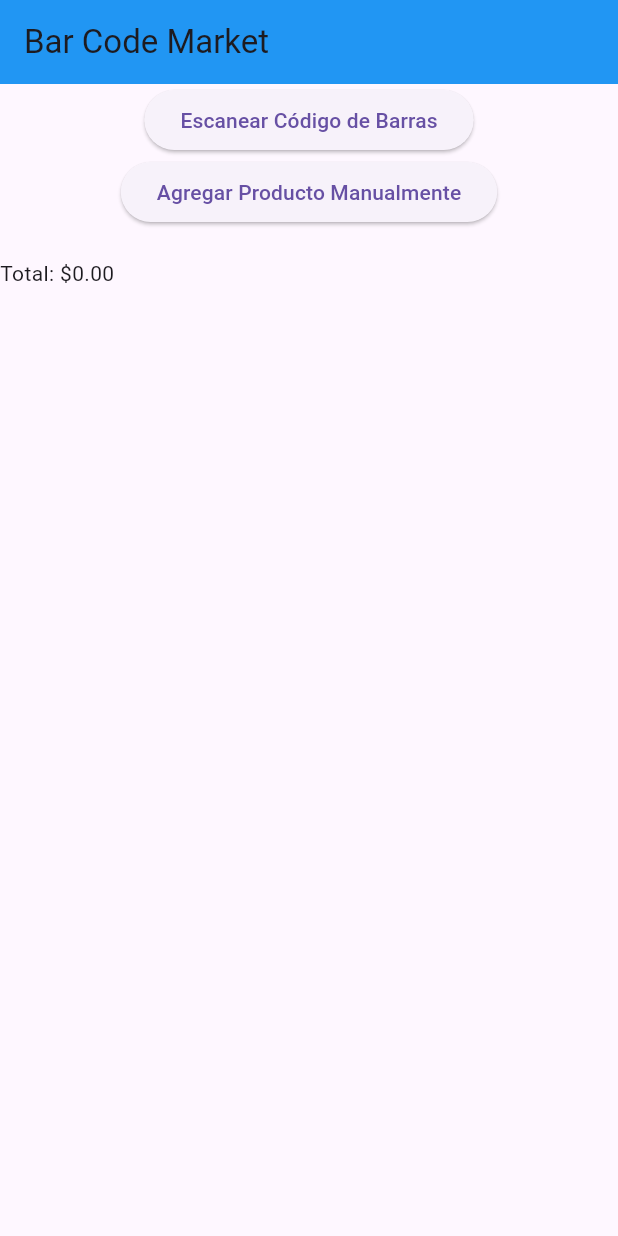
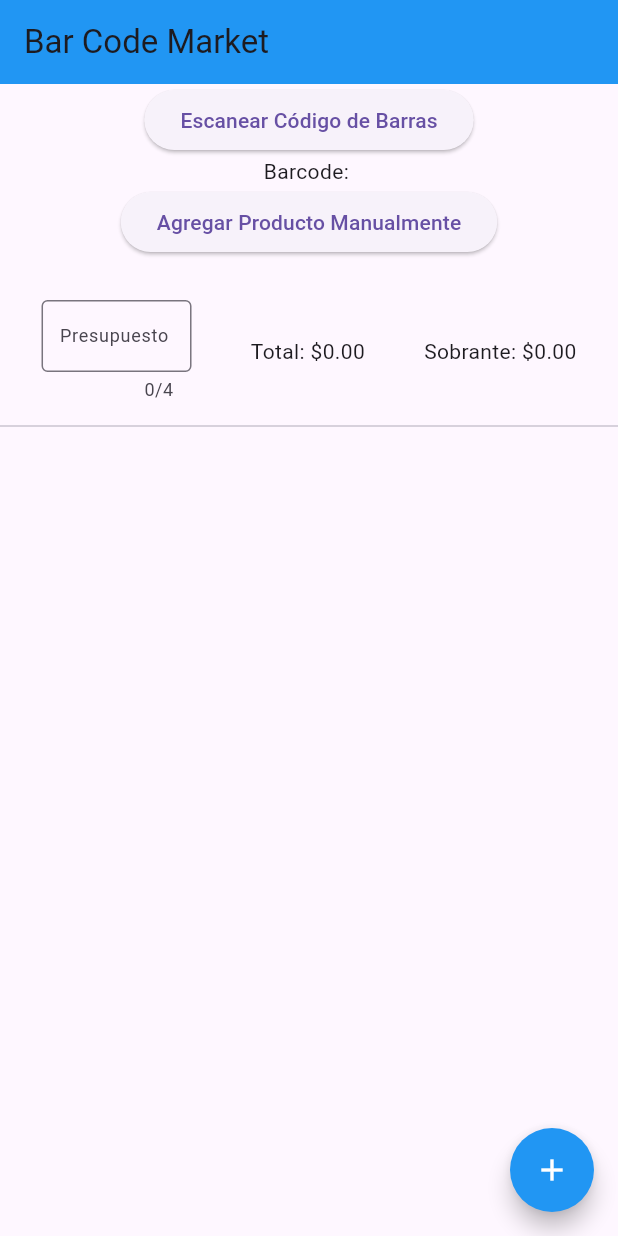
Before and after one commit to cardentey86/barcode, a Flutter app: the screen it shows after launch, on a phone screen of 412 x 824 dp. Run offline on Flutter 3.47's test engine with Material 3 defaults, Android fonts, the phone set to English and light mode, and no system bars; missing offline and left inert: barcode_scan2.

Commit message:
update interface and functionalities

```diff
--- a/lib/pages/scanner_page.dart
+++ b/lib/pages/scanner_page.dart
@@ -11,16 +11,35 @@ class ScannerPage extends StatefulWidget {
 
 class _ScannerPageState extends State<ScannerPage> {
   List<Product> products = []; // Lista de productos
-  double totalPrice = 0.0; // Total de precios
+  double totalPrice = 0.0; // Total de
+  double sobrante = 0.0; // Total de
+  String barcodeScanRes = "";
+  final TextEditingController _controller = TextEditingController();
+  final FocusNode _focusNode = FocusNode();
+
+  @override
+  void initState() {
+    super.initState();
+    // Agregar listener al controlador para calcular automáticamente al cambiar el texto
+    _controller.addListener(updateSobrante);
+  }
+
+  @override
+  void dispose() {
+    _controller.dispose(); // Limpia el controlador
+    _focusNode.dispose(); // Limpia el FocusNode
+    super.dispose();
+  }
+
+  void _removeFocus() {
+    _focusNode.unfocus(); // Quita el foco del TextField
+  }
 
   Future<void> scanBarcode() async {
-    String barcodeScanRes;
     try {
       var result = await BarcodeScanner.scan();
+      setState(() {
         barcodeScanRes = result.rawContent;
-      setState(() {
-        products.add(Product(barcodeScanRes, 1, 1));
-        totalPrice += 10.0;
       });
     } catch (e) {
       barcodeScanRes = 'Error al escanear';
@@ -32,6 +51,16 @@ class _ScannerPageState extends State<ScannerPage> {
       products.add(Product(name, price, quantity));
       totalPrice += price * quantity;
     });
+    updateSobrante();
+  }
+
+  void updateSobrante() {
+    if (_controller.text.isNotEmpty) {
+      sobrante = double.parse(_controller.text) - totalPrice;
+    } else {
+      sobrante = 0.0;
+    }
+    setState(() {});
   }
 
   // Muestra un cuadro de diálogo para agregar productos manualmente
@@ -166,6 +195,7 @@ class _ScannerPageState extends State<ScannerPage> {
       products[index] = Product(name, price, quantity); // Actualiza el producto
       totalPrice += price * quantity; // Suma el nuevo precio
     });
+    updateSobrante();
   }
 
   void deleteProduct(int index) {
@@ -175,6 +205,7 @@ class _ScannerPageState extends State<ScannerPage> {
               .quantity; // Resta el precio del producto que se elimina
       products.removeAt(index); // Elimina el producto de la lista
     });
+    updateSobrante();
   }
 
   void undoDelete(Product product, int index) {
@@ -182,6 +213,7 @@ class _ScannerPageState extends State<ScannerPage> {
       products.insert(index, product); // Reagrega el producto eliminado
       totalPrice += product.price * product.quantity; // Restaura el total
     });
+    updateSobrante();
   }
 
   @override
@@ -190,6 +222,11 @@ class _ScannerPageState extends State<ScannerPage> {
       appBar: AppBar(
         title: const Text('Bar Code Market'),
       ),
+      floatingActionButton: FloatingActionButton(
+          onPressed: showAddProductDialog,
+          backgroundColor: Colors.blue,
+          shape: CircleBorder(),
+          child: Icon(Icons.add, color: Colors.white)),
       body: Column(
         children: [
           ElevatedButton(
@@ -198,16 +235,42 @@ class _ScannerPageState extends State<ScannerPage> {
             },
             child: const Text('Escanear Código de Barras'),
           ),
+          Text("Barcode: $barcodeScanRes"),
           ElevatedButton(
             onPressed: showAddProductDialog,
             child: const Text('Agregar Producto Manualmente'),
           ),
           const SizedBox(height: 20),
-          Row(
+          Padding(
+            padding: const EdgeInsets.all(8.0),
+            child: Row(
+              mainAxisAlignment: MainAxisAlignment.spaceAround,
+              crossAxisAlignment: CrossAxisAlignment.center,
               children: [
+                SizedBox(
+                  width: 100,
+                  child: TextField(
+                    controller: _controller,
+                    keyboardType: TextInputType.number,
+                    maxLength: 4,
+                    focusNode: _focusNode,
+                    decoration: InputDecoration(
+                      labelText: 'Presupuesto',
+                      labelStyle: TextStyle(fontSize: 12),
+                      border: OutlineInputBorder(),
+                      contentPadding: EdgeInsets.symmetric(
+                          vertical: 4.0, horizontal: 8.0), // Ajusta el padding
+                    ),
+                    style: TextStyle(
+                        fontSize: 16.0), // Ajusta el tamaño de la fuente
+                  ),
+                ),
                 Text('Total: \$${totalPrice.toStringAsFixed(2)}'),
+                Text('Sobrante: \$${sobrante.toStringAsFixed(2)}'),
               ],
             ),
+          ),
+          Divider(),
           Expanded(
             child: ListView.builder(
               itemCount: products.length,
@@ -266,13 +329,21 @@ class _ScannerPageState extends State<ScannerPage> {
                       ),
                     );
                   },
+                  child: Container(
+                    decoration: BoxDecoration(
+                      border: Border(
+                        bottom: BorderSide(color: Colors.grey.shade300),
+                      ),
+                    ),
                     child: ListTile(
                       title: Text(products[index].name),
-                    subtitle: Text('Cantidad: ${products[index].quantity}'),
+                      subtitle: Text(
+                          'Precio: \$${products[index].price} - Cantidad: ${products[index].quantity}'),
                       trailing: Text(
-                        '\$${(products[index].price * products[index].quantity).toStringAsFixed(2)}'),
+                          'Subtotal: \$${(products[index].price * products[index].quantity).toStringAsFixed(2)}'),
                       onTap: () => showEditProductDialog(products[index],
                           index), // Abre el diálogo al tocar el producto
+                    ),
                   ),
                 );
               },
```
Lines whose indentation alone changed are shown as unchanged.
